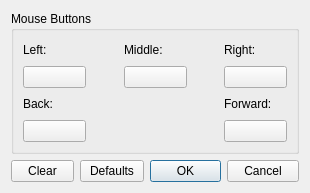
Above: src/yuzu/configuration/configure_mouse_advanced.ui from rorrim-rorrim/eden-alt before the change. Below: the same form after it.
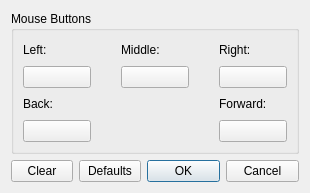
That is the form after the change.

The edit to the form file:
```diff
--- a/src/yuzu/configuration/configure_mouse_advanced.ui
+++ b/src/yuzu/configuration/configure_mouse_advanced.ui
@@ -15,7 +15,7 @@
   </property>
   <property name="styleSheet">
    <string notr="true">QPushButton {
-  min-width: 55px;
+  min-width: 60px;
 }</string>
   </property>
   <layout class="QVBoxLayout" name="verticalLayout">
@@ -42,13 +42,13 @@
          <widget class="QPushButton" name="forward_button">
           <property name="minimumSize">
            <size>
-            <width>57</width>
+            <width>68</width>
             <height>0</height>
            </size>
           </property>
           <property name="maximumSize">
            <size>
-            <width>16777215</width>
+            <width>68</width>
             <height>16777215</height>
            </size>
           </property>
@@ -82,7 +82,7 @@
          <widget class="QPushButton" name="back_button">
           <property name="minimumSize">
            <size>
-            <width>57</width>
+            <width>68</width>
             <height>0</height>
            </size>
           </property>
@@ -110,7 +110,7 @@
          <widget class="QPushButton" name="left_button">
           <property name="minimumSize">
            <size>
-            <width>57</width>
+            <width>68</width>
             <height>0</height>
            </size>
           </property>
@@ -138,13 +138,13 @@
          <widget class="QPushButton" name="middle_button">
           <property name="minimumSize">
            <size>
-            <width>57</width>
+            <width>68</width>
             <height>0</height>
            </size>
           </property>
           <property name="maximumSize">
            <size>
-            <width>16777215</width>
+            <width>68</width>
             <height>16777215</height>
            </size>
           </property>
@@ -204,13 +204,13 @@
          <widget class="QPushButton" name="right_button">
           <property name="minimumSize">
            <size>
-            <width>57</width>
+            <width>68</width>
             <height>0</height>
            </size>
           </property>
           <property name="maximumSize">
            <size>
-            <width>16777215</width>
+            <width>68</width>
             <height>16777215</height>
            </size>
           </property>
@@ -256,13 +256,13 @@
       <widget class="QPushButton" name="buttonClearAll">
        <property name="minimumSize">
         <size>
-         <width>57</width>
+         <width>68</width>
          <height>0</height>
         </size>
        </property>
        <property name="maximumSize">
         <size>
-         <width>16777215</width>
+         <width>68</width>
          <height>16777215</height>
         </size>
        </property>
@@ -275,13 +275,13 @@
       <widget class="QPushButton" name="buttonRestoreDefaults">
        <property name="minimumSize">
         <size>
-         <width>57</width>
+         <width>68</width>
          <height>0</height>
         </size>
        </property>
        <property name="maximumSize">
         <size>
-         <width>16777215</width>
+         <width>68</width>
          <height>16777215</height>
         </size>
        </property>
```
Left out of the diff: 20 changed lines with no effect on the pictures.
